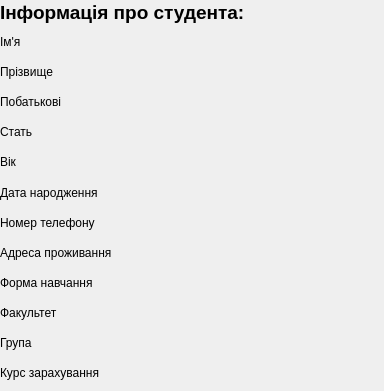
First picture: the form in studentinformation.ui, repository Shuna322/QtKyrsova, before the edit.
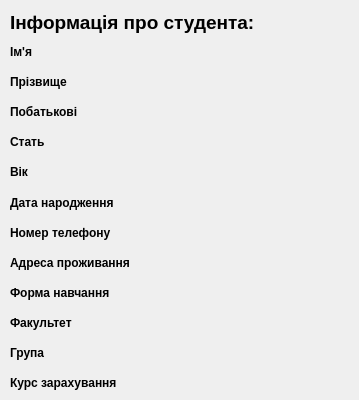
Second picture: the form after the edit. Icons and pictures are not drawn.

Patch:
```diff
--- a/studentinformation.ui
+++ b/studentinformation.ui
@@ -9,8 +9,8 @@
    <rect>
     <x>0</x>
     <y>0</y>
-    <width>384</width>
-    <height>391</height>
+    <width>359</width>
+    <height>400</height>
    </rect>
   </property>
   <property name="windowTitle">
@@ -23,9 +23,9 @@
   <widget class="QWidget" name="layoutWidget">
    <property name="geometry">
     <rect>
-     <x>0</x>
-     <y>0</y>
-     <width>381</width>
+     <x>10</x>
+     <y>10</y>
+     <width>331</width>
      <height>385</height>
     </rect>
    </property>
@@ -130,6 +130,12 @@
     </item>
     <item row="3" column="0">
      <widget class="QLabel" name="label_3">
+      <property name="font">
+       <font>
+        <weight>75</weight>
+        <bold>true</bold>
+       </font>
+      </property>
       <property name="layoutDirection">
        <enum>Qt::RightToLeft</enum>
       </property>
@@ -140,6 +146,12 @@
     </item>
     <item row="2" column="0">
      <widget class="QLabel" name="label_2">
+      <property name="font">
+       <font>
+        <weight>75</weight>
+        <bold>true</bold>
+       </font>
+      </property>
       <property name="layoutDirection">
        <enum>Qt::RightToLeft</enum>
       </property>
@@ -150,6 +162,12 @@
     </item>
     <item row="1" column="0">
      <widget class="QLabel" name="label">
+      <property name="font">
+       <font>
+        <weight>75</weight>
+        <bold>true</bold>
+       </font>
+      </property>
       <property name="layoutDirection">
        <enum>Qt::RightToLeft</enum>
       </property>
@@ -160,6 +178,12 @@
     </item>
     <item row="4" column="0">
      <widget class="QLabel" name="label_4">
+      <property name="font">
+       <font>
+        <weight>75</weight>
+        <bold>true</bold>
+       </font>
+      </property>
       <property name="layoutDirection">
        <enum>Qt::RightToLeft</enum>
       </property>
@@ -170,6 +194,12 @@
     </item>
     <item row="5" column="0">
      <widget class="QLabel" name="label_5">
+      <property name="font">
+       <font>
+        <weight>75</weight>
+        <bold>true</bold>
+       </font>
+      </property>
       <property name="layoutDirection">
        <enum>Qt::RightToLeft</enum>
       </property>
@@ -180,6 +210,12 @@
     </item>
     <item row="8" column="0">
      <widget class="QLabel" name="label_8">
+      <property name="font">
+       <font>
+        <weight>75</weight>
+        <bold>true</bold>
+       </font>
+      </property>
       <property name="layoutDirection">
        <enum>Qt::RightToLeft</enum>
       </property>
@@ -190,6 +226,12 @@
     </item>
     <item row="6" column="0">
      <widget class="QLabel" name="label_6">
+      <property name="font">
+       <font>
+        <weight>75</weight>
+        <bold>true</bold>
+       </font>
+      </property>
       <property name="layoutDirection">
        <enum>Qt::RightToLeft</enum>
       </property>
@@ -200,6 +242,12 @@
     </item>
     <item row="7" column="0">
      <widget class="QLabel" name="label_7">
+      <property name="font">
+       <font>
+        <weight>75</weight>
+        <bold>true</bold>
+       </font>
+      </property>
       <property name="layoutDirection">
        <enum>Qt::RightToLeft</enum>
       </property>
@@ -210,6 +258,12 @@
     </item>
     <item row="10" column="0">
      <widget class="QLabel" name="label_11">
+      <property name="font">
+       <font>
+        <weight>75</weight>
+        <bold>true</bold>
+       </font>
+      </property>
       <property name="layoutDirection">
        <enum>Qt::RightToLeft</enum>
       </property>
@@ -220,6 +274,12 @@
     </item>
     <item row="9" column="0">
      <widget class="QLabel" name="label_9">
+      <property name="font">
+       <font>
+        <weight>75</weight>
+        <bold>true</bold>
+       </font>
+      </property>
       <property name="layoutDirection">
        <enum>Qt::RightToLeft</enum>
       </property>
@@ -230,6 +290,12 @@
     </item>
     <item row="11" column="0">
      <widget class="QLabel" name="label_12">
+      <property name="font">
+       <font>
+        <weight>75</weight>
+        <bold>true</bold>
+       </font>
+      </property>
       <property name="layoutDirection">
        <enum>Qt::RightToLeft</enum>
       </property>
@@ -240,6 +306,12 @@
     </item>
     <item row="12" column="0">
      <widget class="QLabel" name="label_13">
+      <property name="font">
+       <font>
+        <weight>75</weight>
+        <bold>true</bold>
+       </font>
+      </property>
       <property name="layoutDirection">
        <enum>Qt::RightToLeft</enum>
       </property>
```
